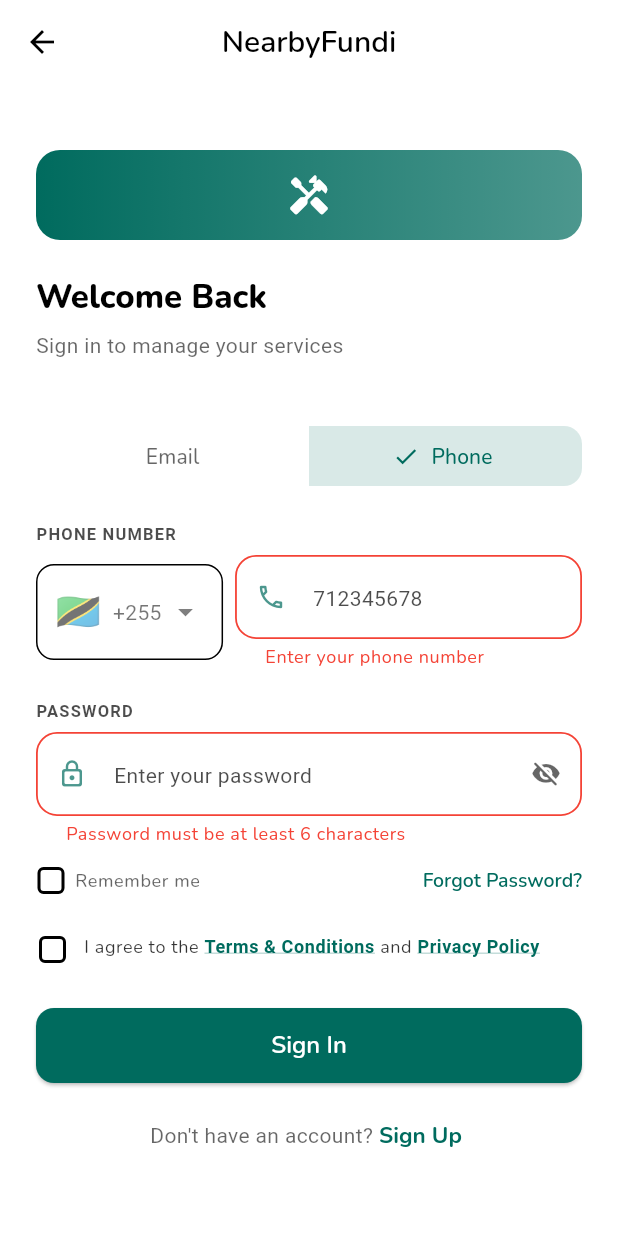
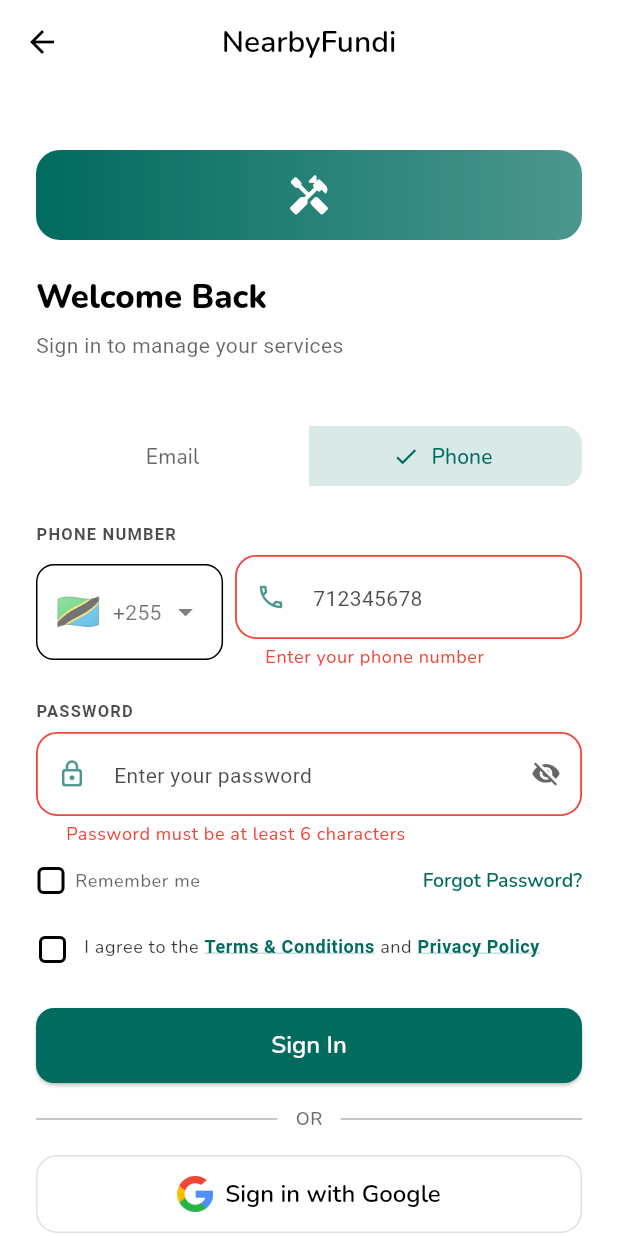
Before and after one commit to muuhsofts/nearbyfundi_application, a Flutter app: the LoginScreen screen opened by its route, after a tap on "Phone", after a tap on "Sign In", on a phone screen of 412 x 824 dp. Run offline on Flutter 3.47's test engine with Material 3 defaults, Android fonts, the phone set to English and light mode, and no system bars; our stand-ins replace cached_network_image, dio, file_picker, firebase_core, firebase_messaging, flutter_local_notifications and 12 more; missing offline and left inert: flutter_sound; accounts and stored records are empty.

Commit message:
add google sigin on login

```diff
--- a/nearbyfundi/lib/screens/auth/login_screen.dart
+++ b/nearbyfundi/lib/screens/auth/login_screen.dart
@@ -1,6 +1,7 @@
 import 'package:flutter/material.dart';
 import 'package:flutter/gestures.dart';
 import 'package:provider/provider.dart';
+import 'package:google_sign_in/google_sign_in.dart'; // ← added
 import '../../config/app_theme.dart';
 import '../../providers/auth_provider.dart';
 import '../../config/app_routes.dart';
@@ -8,7 +9,7 @@
 import '../../widgets/loading_overlay.dart';
 import '../../l10n/app_localizations.dart';
 import '../../models/country.dart';
-import '../../config/country_codes.dart';   // <-- static country list
+import '../../config/country_codes.dart';
 import '../../widgets/country_picker.dart';
 
 class LoginScreen extends StatefulWidget {
@@ -29,7 +30,6 @@
   bool _rememberMe = false;
   bool _isEmailLogin = true;
 
-  // Country picker – using static config
   late final List<Country> _countries;
   late Country _selectedCountry;
 
@@ -51,21 +51,12 @@
     super.dispose();
   }
 
+  // ─── Normal Login ─────────────────────────────────────────────────
   Future<void> _handleLogin() async {
     if (!_formKey.currentState!.validate()) return;
 
     if (!_termsAccepted) {
-      ScaffoldMessenger.of(context).showSnackBar(
-        SnackBar(
-          content: Text(
-            'Please accept the Terms & Conditions to continue',
-            style: const TextStyle(color: Colors.white),
-          ),
-          backgroundColor: Colors.orange.shade700,
-          behavior: SnackBarBehavior.floating,
-          shape: RoundedRectangleBorder(borderRadius: BorderRadius.circular(12)),
-        ),
-      );
+      _showErrorSnackBar('Please accept the Terms & Conditions to continue');
       return;
     }
 
@@ -84,22 +75,73 @@
     if (!mounted) return;
 
     if (success) {
+      _navigateToHome();
+    } else if (auth.errorMessage != null) {
+      _showErrorSnackBar(auth.errorMessage!);
+    }
+  }
+
+  // ─── Google Sign‑In ──────────────────────────────────────────────
+  Future<void> _handleGoogleSignIn() async {
+    final auth = context.read<AuthProvider>();
+    auth.clearError();
+
+    try {
+      final GoogleSignIn googleSignIn = GoogleSignIn(
+        serverClientId: '217153819583-i53f9rsb46uiid53ikuiv6r68o93qe4s.apps.googleusercontent.com',
+        scopes: ['email', 'profile'],
+      );
+
+      // Ensure stale sessions are cleared
+      await googleSignIn.signOut();
+
+      final GoogleSignInAccount? googleUser = await googleSignIn.signIn();
+      if (googleUser == null) return;
+
+      final GoogleSignInAuthentication googleAuth = await googleUser.authentication;
+
+      // Switch from serverAuthCode to idToken
+      final String? idToken = googleAuth.idToken;
+
+      if (idToken == null) {
+        throw Exception('Failed to obtain ID token');
+      }
+
+      // Pass idToken to your auth provider / Laravel API endpoint
+      final bool success = await auth.loginWithGoogle(idToken);
+
+      if (success && mounted) {
+        _navigateToHome();
+      } else if (auth.errorMessage != null && mounted) {
+        _showErrorSnackBar(auth.errorMessage!);
+      }
+    } catch (e) {
+      debugPrint('Google sign‑in error: $e');
+      if (mounted) {
+        _showErrorSnackBar('Google sign‑in failed: $e');
+      }
+    }
+  }
+
+  void _navigateToHome() {
     WidgetsBinding.instance.addPostFrameCallback((_) {
       if (!mounted) return;
       Navigator.pushReplacementNamed(context, AppRoutes.home);
     });
-    } else if (auth.errorMessage != null) {
+  }
+
+  void _showErrorSnackBar(String message) {
     ScaffoldMessenger.of(context).showSnackBar(
       SnackBar(
-          content: Text(auth.errorMessage!),
+        content: Text(message),
         backgroundColor: Theme.of(context).colorScheme.error,
         behavior: SnackBarBehavior.floating,
         shape: RoundedRectangleBorder(borderRadius: BorderRadius.circular(12)),
       ),
     );
   }
-  }
 
+  // ─── Build ──────────────────────────────────────────────────────────
   @override
   Widget build(BuildContext context) {
     final l10n = AppLocalizations.of(context)!;
@@ -107,7 +149,7 @@
 
     return Scaffold(
       appBar: AppBar(
-        title: Text('NearbyFundi'),
+        title: const Text('NearbyFundi'),
         centerTitle: true,
         elevation: 0,
         backgroundColor: theme.scaffoldBackgroundColor,
@@ -124,7 +166,6 @@
                 crossAxisAlignment: CrossAxisAlignment.stretch,
                 children: [
                   const SizedBox(height: 20),
-                  // Small icon
                   Container(
                     width: 60,
                     height: 60,
@@ -160,7 +201,7 @@
                   ),
                   const SizedBox(height: 40),
 
-                  // Toggle: Email / Phone
+                  // Toggle Email / Phone
                   SegmentedButton<String>(
                     segments: const [
                       ButtonSegment(value: 'email', label: Text('Email')),
@@ -186,7 +227,7 @@
                   ),
                   const SizedBox(height: 20),
 
-                  // Conditional field
+                  // Email or Phone field
                   if (_isEmailLogin)
                     _buildField(
                       context,
@@ -397,14 +438,59 @@
                   ),
                   const SizedBox(height: 28),
 
-                  // Sign In
+                  // ─── Sign In Button ──────────────────────────────────
                   CustomButton(
                     text: l10n.signIn,
                     onPressed: _handleLogin,
                   ),
+                  const SizedBox(height: 16),
+
+                  // ─── OR Divider ──────────────────────────────────────
+                  Row(
+                    children: [
+                      Expanded(child: Divider(color: theme.hintColor.withOpacity(0.3))),
+                      Padding(
+                        padding: const EdgeInsets.symmetric(horizontal: 12),
+                        child: Text(
+                          'OR',
+                          style: theme.textTheme.bodySmall?.copyWith(
+                            color: theme.hintColor,
+                            fontWeight: FontWeight.w600,
+                          ),
+                        ),
+                      ),
+                      Expanded(child: Divider(color: theme.hintColor.withOpacity(0.3))),
+                    ],
+                  ),
+                  const SizedBox(height: 16),
+
+                  // ─── Google Sign‑In Button ──────────────────────────
+                  OutlinedButton.icon(
+                    onPressed: _handleGoogleSignIn,
+                    icon: Image.asset(
+                      'assets/images/google_logo.png', // ensure you add this asset
+                      height: 24,
+                      width: 24,
+                    ),
+                    label: Text(
+                      'Sign in with Google',
+                      style: TextStyle(
+                        fontSize: 16,
+                        fontWeight: FontWeight.w600,
+                        color: theme.colorScheme.onSurface,
+                      ),
+                    ),
+                    style: OutlinedButton.styleFrom(
+                      side: BorderSide(color: Colors.grey.shade300),
+                      padding: const EdgeInsets.symmetric(vertical: 14),
+                      shape: RoundedRectangleBorder(
+                        borderRadius: BorderRadius.circular(14),
+                      ),
+                    ),
+                  ),
                   const SizedBox(height: 20),
 
-                  // Sign Up
+                  // ─── Sign Up Link ────────────────────────────────────
                   Row(
                     mainAxisAlignment: MainAxisAlignment.center,
                     children: [
@@ -441,6 +527,7 @@
     );
   }
 
+  // ─── Helpers ─────────────────────────────────────────────────────────
   Widget _buildFieldLabel(String label) {
     return Text(
       label.toUpperCase(),
@@ -465,7 +552,7 @@
   }
 }
 
-// ---- Shared input decoration ----
+// ─── Shared Input Decoration ──────────────────────────────────────────
 InputDecoration _inputDecoration(
     BuildContext context, {
       required String hintText,
--- a/nearbyfundi/pubspec.yaml
+++ b/nearbyfundi/pubspec.yaml
@@ -76,6 +76,7 @@
   firebase_core: ^4.10.0
   firebase_messaging: ^16.3.0
   flutter_local_notifications: ^19.4.1
+  google_sign_in: ^6.1.5
 
   # ============================================================
   # Chat
```
Also changed, not shown: nearbyfundi/lib/providers/auth_provider.dart (+19 -1 lines), nearbyfundi/lib/screens/home/nearby_screen.dart (+33 -17 lines), nearbyfundi/lib/services/api_service.dart (+10 -0 lines), nearbyfundi/assets/images/google_logo.png (added), nearbyfundi/lib/generated/assets.dart, nearbyfundi/pubspec.lock, 5 other files. Lines whose indentation alone changed are shown as unchanged.
